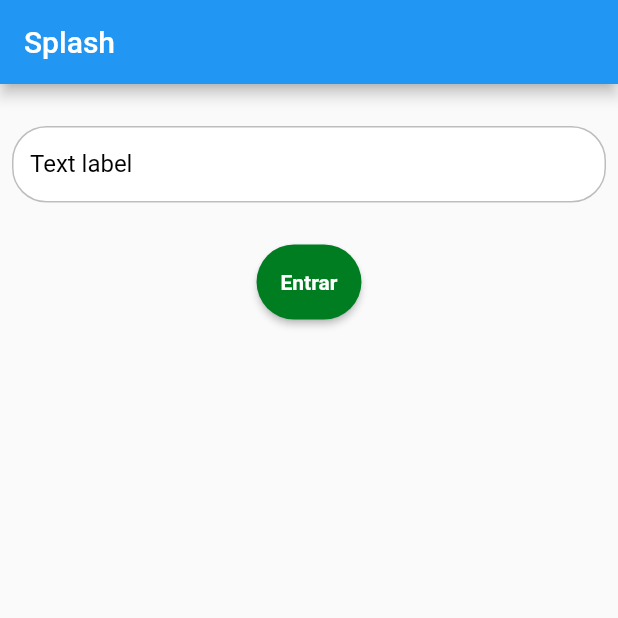
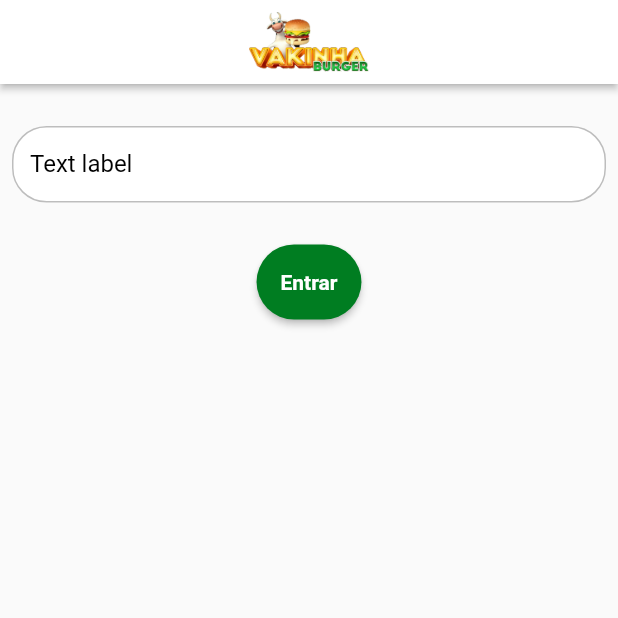
Before and after one commit to DiegoVeneroso/consuni_mobile, a Flutter app: the screen it shows after launch, on a phone screen of 412 x 824 dp, the top half of it. Run offline on Flutter 3.47's test engine with Material 2 defaults, Android fonts, the phone set to English and light mode, and no system bars; our stand-ins replace get; Roboto replaces fonts that are missing (mplus1).

Commit message:
custom appbar

```diff
--- /dev/null
+++ b/lib/app/core/ui/widgets/custom_appbar.dart
@@ -0,0 +1,21 @@
+import 'package:flutter/material.dart';
+
+class CustomAppbar extends AppBar {
+
+  CustomAppbar({
+    Key? key,
+    double elevation = 2
+   }) : super(
+     key: key,
+     backgroundColor: Colors.white,
+     elevation: elevation,
+     centerTitle: true,
+     title: Image.asset(
+       'assets/images/logo.png',
+       width: 80,
+       ),
+       iconTheme: const IconThemeData(color: Colors.black),
+     );
+
+
+}
--- a/lib/app/modules/splash/splash_page.dart
+++ b/lib/app/modules/splash/splash_page.dart
@@ -1,3 +1,4 @@
+import 'package:consuni_mobile/app/core/ui/widgets/custom_appbar.dart';
 import 'package:consuni_mobile/app/core/ui/widgets/custom_buttom.dart';
 import 'package:consuni_mobile/app/core/ui/widgets/custom_textformfield.dart';
 import 'package:flutter/material.dart';
@@ -8,9 +9,7 @@ class SplashPage extends StatelessWidget {
   @override
   Widget build(BuildContext context) {
     return Scaffold(
-      appBar: AppBar(
-        title: const Text('Splash'),
-      ),
+      appBar: CustomAppbar(),
       body: Column(
         children: [
           const SizedBox(
--- a/pubspec.yaml
+++ b/pubspec.yaml
@@ -66,8 +66,8 @@ flutter:
   uses-material-design: true
 
   # To add assets to your application, add an assets section, like this:
-  # assets:
-  #   - images/a_dot_burr.jpeg
+  assets:
+    - assets/images/
   #   - images/a_dot_ham.jpeg
 
   # An image asset can refer to one or more resolution-specific "variants", see
```
Also changed, not shown: assets/images/lanche.png (added), assets/images/logo.png (added), assets/images/logo_rounded.png (added), assets/images/splash_fundo.png (added).
